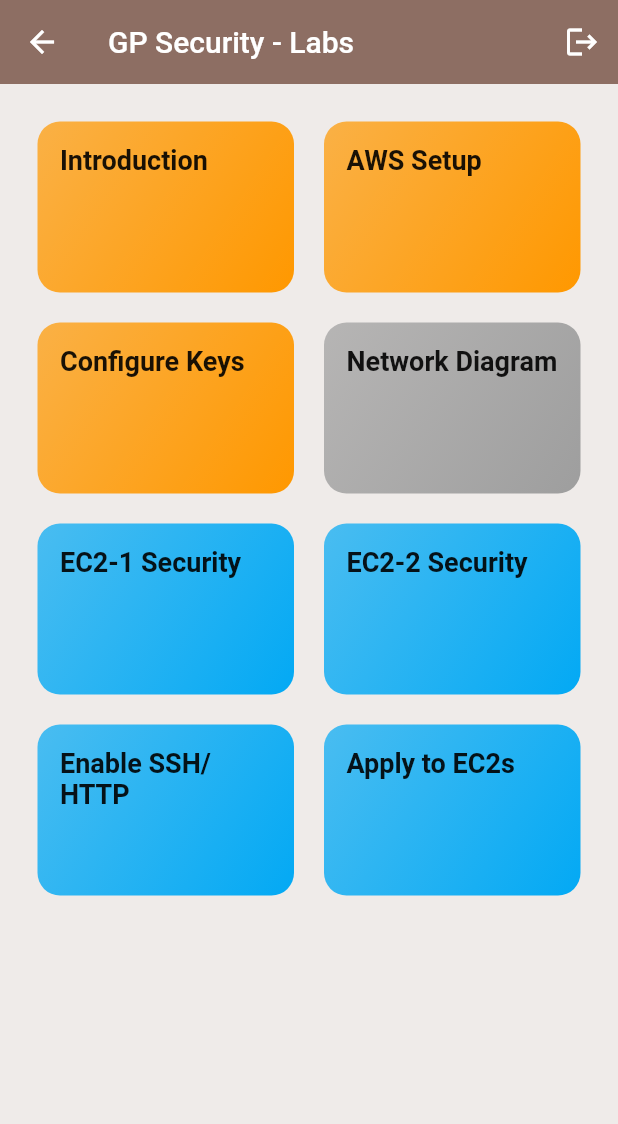
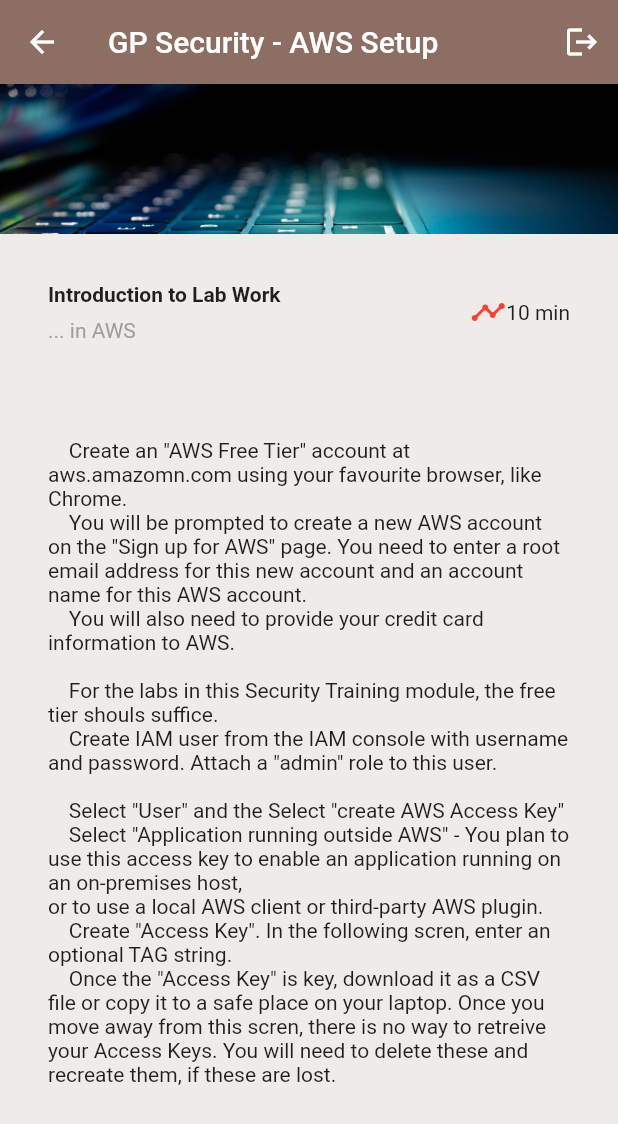
Before and after one commit to aseemsethi/gp_ent, a Flutter app: the Labs screen opened by its route, after a tap on "AWS Setup", on a phone screen of 412 x 824 dp. Shown: the top 1124 px of the screen. Run offline on Flutter 3.47's test engine with Material 2 defaults, Android fonts, the phone set to English and light mode, and no system bars; our stand-ins replace cloud_firestore, firebase_auth, firebase_core, flutter_spinkit, sqflite; accounts and stored records are empty.

Commit message:
added verifier infra

```diff
--- a/lib/data/labsData.dart
+++ b/lib/data/labsData.dart
@@ -8,9 +8,9 @@
     color: Colors.orange,
   ),
   LabsModel(
-    id: 'AWS Setup',
+    id: 'awsSetup',
     title: 'AWS Setup',
-    color: Colors.orange,
+    color: Colors.lightBlue,
   ),
   LabsModel(
     id: 'cfgkeys',
@@ -20,26 +20,26 @@
   LabsModel(
     id: 'network',
     title: 'Network Diagram',
-    color: Colors.grey,
+    color: Colors.orange,
   ),
   LabsModel(
-    id: 'EC2-1 with SG',
-    title: 'EC2-1 Security',
+    id: 'lab1',
+    title: 'Lab1 - Setup EC2s',
     color: Colors.lightBlue,
   ),
   LabsModel(
-    id: 'EC2-2 with SG',
-    title: 'EC2-2 Security',
+    id: 'lab1Verify',
+    title: 'Lab1 - Verify',
+    color: Colors.orange,
+  ),
+  LabsModel(
+    id: 'lab2',
+    title: 'Lab2 - Firewall',
     color: Colors.lightBlue,
   ),
   LabsModel(
-    id: 'Enable SSH, HTTP',
-    title: 'Enable SSH/HTTP',
-    color: Colors.lightBlue,
-  ),
-  LabsModel(
-    id: 'Apply to EC2s',
-    title: 'Apply to EC2s',
-    color: Colors.lightBlue,
+    id: 'lab1Verify',
+    title: 'Lab2 - Verify',
+    color: Colors.orange,
   ),
 ];
--- /dev/null
+++ b/lib/labs/awsSetup.dart
@@ -0,0 +1,100 @@
+import 'package:flutter/material.dart';
+import '../services/auth.dart';
+
+class AwsSetup extends StatelessWidget {
+  final AuthService _auth = AuthService();
+
+  @override
+  Widget build(BuildContext context) {
+    return Scaffold(
+        backgroundColor: Colors.brown[50],
+        appBar: AppBar(
+          title: Text('GP Security - AWS Setup'),
+          backgroundColor: Colors.brown[400],
+          elevation: 0.0,
+          actions: <Widget>[
+            IconButton(
+              icon: const Icon(
+                Icons.logout,
+                semanticLabel: 'logout',
+              ),
+              onPressed: () async {
+                await _auth.signOut();
+              },
+            ),
+          ],
+        ),
+        body: ListView(
+          children: [
+            Image.asset(
+              'assets/images/one.jpeg',
+              width: 600,
+              height: 100,
+              fit: BoxFit.cover,
+            ),
+            titleSection,
+            textSection,
+          ],
+        ));
+  }
+}
+
+Widget titleSection = Container(
+  padding: const EdgeInsets.all(32),
+  child: Row(
+    children: [
+      Expanded(
+        /*1*/
+        child: Column(
+          crossAxisAlignment: CrossAxisAlignment.start,
+          children: [
+            /*2*/
+            Container(
+              padding: const EdgeInsets.only(bottom: 8),
+              child: const Text(
+                'Introduction to Lab Work',
+                style: TextStyle(
+                  fontWeight: FontWeight.bold,
+                ),
+              ),
+            ),
+            Text(
+              '... in AWS',
+              style: TextStyle(
+                color: Colors.grey[500],
+              ),
+            ),
+          ],
+        ),
+      ),
+      /*3*/
+      Icon(
+        Icons.timeline,
+        color: Colors.red[500],
+      ),
+      const Text('10 min'),
+    ],
+  ),
+);
+
+Widget textSection = Container(
+  padding: const EdgeInsets.all(32),
+  child: const Text(
+    '''
+    Create an "AWS Free Tier" account at aws.amazomn.com using your favourite browser, like Chrome.
+    You will be prompted to create a new AWS account on the "Sign up for AWS" page. You need to enter a root email address for this new account and an account name for this AWS account.
+    You will also need to provide your credit card information to AWS.
+
+    For the labs in this Security Training module, the free tier shouls suffice.
+    Create IAM user from the IAM console with username and password. Attach a "admin" role to this user.
+
+    Select "User" and the Select "create AWS Access Key"
+    Select "Application running outside AWS" - You plan to use this access key to enable an application running on an on-premises host,
+or to use a local AWS client or third-party AWS plugin.
+    Create "Access Key". In the following scren, enter an optional TAG string.
+    Once the "Access Key" is key, download it as a CSV file or copy it to a safe place on your laptop. Once you move away from this scren, there is no way to retreive your Access Keys. You will need to delete these and recreate them, if these are lost.
+
+    ''',
+    softWrap: true,
+  ),
+);
--- a/lib/main.dart
+++ b/lib/main.dart
@@ -1,6 +1,8 @@
 import 'package:firebase_auth/firebase_auth.dart';
 import 'package:flutter/material.dart';
 import 'package:gp_ent/labs/addVpc.dart';
+import 'package:gp_ent/labs/awsSetup.dart';
+import 'package:gp_ent/labs/lab1verify.dart';
 import 'package:gp_ent/screens/wrapper_auth.dart';
 import 'package:gp_ent/screens/wrapper_home.dart';
 import './screens/qChapters.dart';
@@ -46,6 +48,8 @@
           '/network': (ctx) => Network(),
           '/intro': (ctx) => Intro(),
           '/cfgkeys': (ctx) => CfgKeys(),
+          '/awsSetup': (ctx) => AwsSetup(),
+          '/lab1Verify': (ctx) => Lab1Verify(),
         },
       ),
     );
--- a/pubspec.yaml
+++ b/pubspec.yaml
@@ -41,8 +41,9 @@
   flutter_spinkit: ^5.2.0
   cloud_firestore: ^4.8.3
   path_provider: ^2.1.0
+  aws_common: ^0.1.1
+  aws_signature_v4: ^0.1.2
   sqflite:
-  #path:
 
 dev_dependencies:
   flutter_test:
```
Also changed, not shown: lib/labs/addVpc.dart (+15 -13 lines), lib/labs/lab1verify.dart (added, +113 -0 lines), pubspec.lock.
